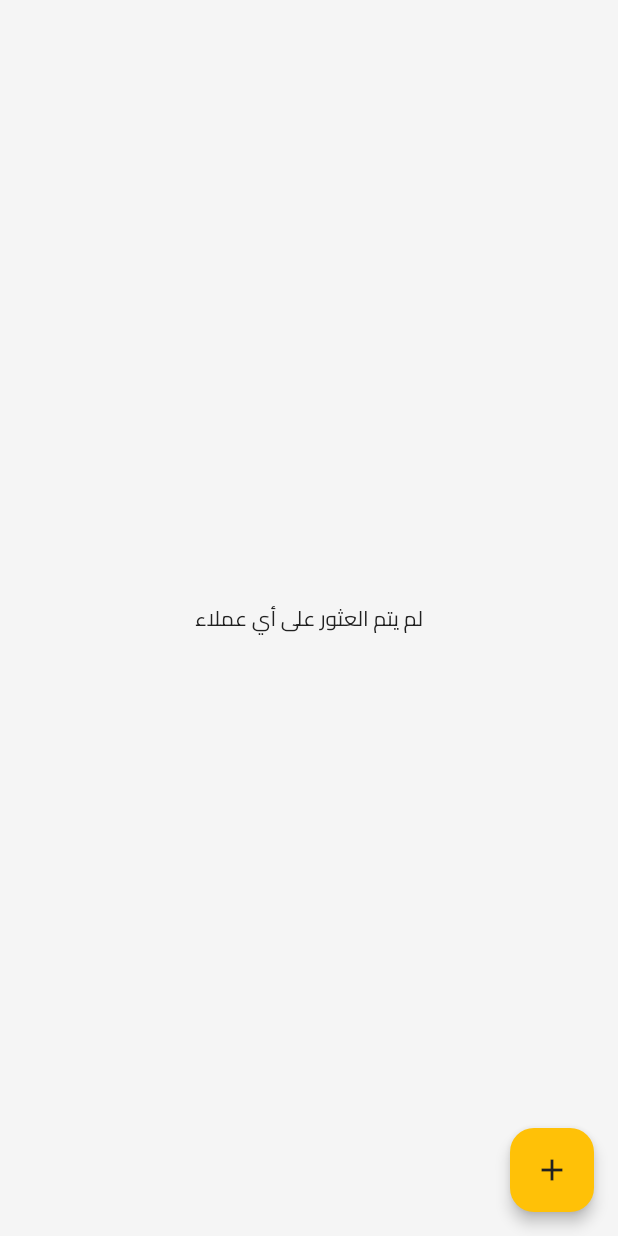
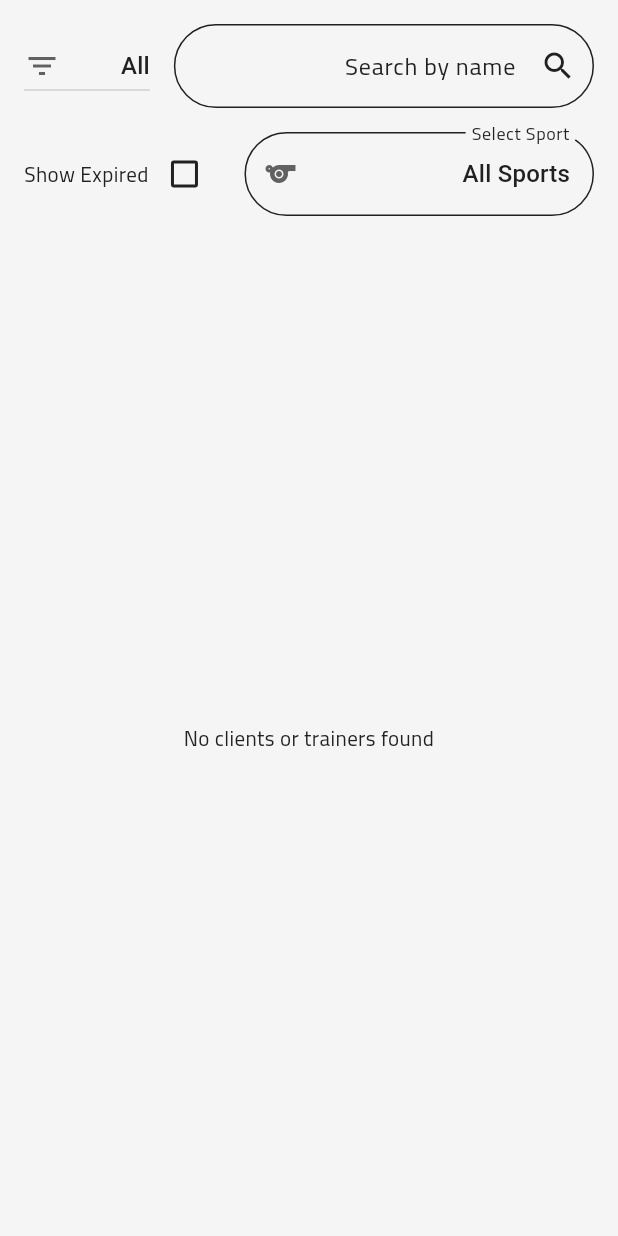
Before and after one commit to Rayen-nasser/gym_manager, a Flutter app: the ClientsScreen screen opened directly, on a phone screen of 412 x 824 dp. Run offline on Flutter 3.47's test engine with Material 3 defaults, Android fonts, the phone set to English and light mode, and no system bars; our stand-ins replace cloud_firestore, firebase_auth, firebase_core, google_fonts, shared_preferences; accounts and stored records are empty; statements that could not run were skipped.

Commit message:
filtration of members by full name or sport or type of subscription. can know expired shipping people

```diff
--- a/lib/main.dart
+++ b/lib/main.dart
@@ -1,6 +1,6 @@
 import 'package:flutter/material.dart';
 import 'package:firebase_core/firebase_core.dart';
-import 'package:gym_energy/screens/dashboard/home_screen.dart';
+import 'package:gym_energy/screens/home_screen.dart';
 import 'package:gym_energy/themes/gym_themes.dart';  // Updated import path
 import 'package:shared_preferences/shared_preferences.dart';
 
--- a/lib/screens/client/list_clients_screen.dart
+++ b/lib/screens/client/list_clients_screen.dart
@@ -2,76 +2,199 @@ import 'package:flutter/material.dart';
 import 'package:gym_energy/screens/client/add_edit_client_screen.dart';
 import 'package:gym_energy/model/client.dart' as client_model;
 import 'package:cloud_firestore/cloud_firestore.dart';
+import 'package:gym_energy/widgets/phone_cart_client_widget.dart';
+import '../../localization.dart';
+import '../../widgets/tablet_client_cart_widget.dart';
+import 'package:gym_energy/model/sport.dart';
 
-import '../../widgets/client_cart_widget.dart';
-
-class ClientsScreen extends StatelessWidget {
+class ClientsScreen extends StatefulWidget {
   const ClientsScreen({Key? key}) : super(key: key);
 
+  @override
+  _ClientsScreenState createState() => _ClientsScreenState();
+}
+
+class _ClientsScreenState extends State<ClientsScreen> {
+  String _selectedFilter = 'All';
+  String _searchQuery = '';
+  String? _selectedSport;
+  bool _showExpiredOnly = false;
+  List<Sport> _sports = [];
+
+  @override
+  void initState() {
+    super.initState();
+    _fetchSports();
+  }
+
+  Future<void> _fetchSports() async {
+    final sportSnapshot = await FirebaseFirestore.instance.collection('sports').get();
+    setState(() {
+      _sports = sportSnapshot.docs.map((doc) => Sport.fromMap(doc.data() as Map<String, dynamic>)).toList();
+    });
+  }
 
   @override
   Widget build(BuildContext context) {
+    final screenSize = MediaQuery.of(context).size;
+    final isTablet = screenSize.width > 600;
+    final isTabletVertical = isTablet && screenSize.height > screenSize.width;
+
     final screenWidth = MediaQuery.of(context).size.width;
-    final isTablet = screenWidth > 600;
+    final theme = Theme.of(context);
 
     return Scaffold(
-      body: Padding(
-        padding: const EdgeInsets.symmetric(horizontal: 6),
+      body: Column(
+        children: [
+          _buildFilterBar(),
+          Expanded(
             child: FutureBuilder<List<client_model.Client>>(
               future: _fetchClients(),
               builder: (context, snapshot) {
                 if (snapshot.connectionState == ConnectionState.waiting) {
-              // Fix the color of CircularProgressIndicator to use theme's onBackground color
-              return Center(
-                child: CircularProgressIndicator(
-                  color: Theme.of(context).colorScheme.onBackground,
-                ),
-              );
+                  return const Center(child: CircularProgressIndicator());
                 } else if (snapshot.hasError) {
-              return Center(
-                child: Text('خطأ: ${snapshot.error}',
-                    style: const TextStyle(fontFamily: 'Cairo')),
-              );
+                  return Center(child: Text('Error: ${snapshot.error}'));
                 } else if (!snapshot.hasData || snapshot.data!.isEmpty) {
-              return const Center(
-                child: Text("لم يتم العثور على أي عملاء",
-                    style: TextStyle(fontFamily: 'Cairo')),
-              );
+                  return const Center(child: Text("No clients or trainers found"));
                 }
 
-            final clients = snapshot.data!;
+                final clients = _filterClients(snapshot.data!);
 
-            return Container(
-              margin:  EdgeInsets.only(top: (isTablet ? 16 : 8), bottom:  (isTablet ? 16 : 8)), // Top and bottom margin
-              child: GridView.builder(
+                return GridView.builder(
+                  padding: const EdgeInsets.all(16),
                   gridDelegate: SliverGridDelegateWithFixedCrossAxisCount(
-                  crossAxisCount: isTablet ? 2 : 1,
-                  childAspectRatio: isTablet ? 1.2 : 1,
-                  crossAxisSpacing: isTablet ? 0 : 0, // Horizontal gap
-                  mainAxisSpacing: isTablet ? 10 : 0,  // Vertical gap
+                    crossAxisCount: isTablet ? (isTabletVertical ? 2 : 4) : 1,
+                    childAspectRatio: isTablet ? (isTabletVertical ? 1.6 : 1.3) : 4,
+                    crossAxisSpacing: 16,
+                    mainAxisSpacing: 16,
                   ),
                   itemCount: clients.length,
                   itemBuilder: (context, index) {
-                  return ClientCartWidget(
-                    client: clients[index],
-                  );
+                    return isTablet
+                        ? TabletClientCartWidget(client: clients[index])
+                        : PhoneCartClientWidget(client: clients[index]);
                   },
-              ),
                 );
               },
             ),
           ),
+        ],
+      ),
+    );
+  }
 
-      // FloatingActionButton positioned on the left
-      floatingActionButton:
-           FloatingActionButton(
-        onPressed: () => _navigateToAddClientScreen(context),
-        child: const Icon(Icons.add),
-        tooltip: 'إضافة عضو جديد',
+  Widget _buildFilterBar() {
+    return Container(
+      padding: const EdgeInsets.all(16),
+      child: Column(
+        children: [
+          Row(
+            children: [
+              Expanded(
+                child: TextField(
+                  onChanged: (value) => setState(() => _searchQuery = value),
+                  decoration: InputDecoration(
+                    hintText: 'Search by name',
+                    prefixIcon: const Icon(Icons.search),
+                    border: OutlineInputBorder(
+                      borderRadius: BorderRadius.circular(30),
                     ),
+                  ),
+                ),
+              ),
+              const SizedBox(width: 16),
+              _buildFilterDropdown(),
+            ],
+          ),
+          const SizedBox(height: 16),
+          Row(
+            children: [
+              Expanded(child: _buildSportDropdown()),
+              const SizedBox(width: 16),
+              _buildExpiredCheckbox(),
+            ],
+          ),
+        ],
+      ),
+    );
+  }
 
-      floatingActionButtonLocation: FloatingActionButtonLocation.startFloat, // Positioned on the left
+  Widget _buildFilterDropdown() {
+    return DropdownButton<String>(
+      value: _selectedFilter,
+      icon: const Icon(Icons.filter_list),
+      items: ['All', 'Clients', 'Trainers'].map((String value) {
+        return DropdownMenuItem<String>(
+          value: value,
+          child: Text(value),
         );
+      }).toList(),
+      onChanged: (String? newValue) {
+        setState(() => _selectedFilter = newValue!);
+      },
+    );
+  }
+
+  Widget _buildSportDropdown() {
+    return DropdownButtonFormField<String>(
+      value: _selectedSport,
+      decoration: InputDecoration(
+        labelText: 'Select Sport',
+        border: OutlineInputBorder(
+          borderRadius: BorderRadius.circular(30),
+        ),
+      ),
+      icon: const Icon(Icons.sports),
+      items: [
+        const DropdownMenuItem<String>(
+          value: null,
+          child: Text('All Sports'),
+        ),
+        ..._sports.map((Sport sport) {
+          return DropdownMenuItem<String>(
+            value: sport.name,
+            child: Text(sport.name),
+          );
+        }),
+      ],
+      onChanged: (String? newValue) {
+        setState(() => _selectedSport = newValue);
+      },
+    );
+  }
+
+  Widget _buildExpiredCheckbox() {
+    return Row(
+      children: [
+        Checkbox(
+          value: _showExpiredOnly,
+          onChanged: (bool? value) {
+            setState(() => _showExpiredOnly = value ?? false);
+          },
+        ),
+        const Text("Show Expired"),
+      ],
+    );
+  }
+
+  List<client_model.Client> _filterClients(List<client_model.Client> clients) {
+    return clients.where((client) {
+      final matchesFilter = _selectedFilter == 'All' ||
+          (_selectedFilter == 'Clients' && client.clientIds == null) ||
+          (_selectedFilter == 'Trainers' && client.clientIds != null);
+
+      final matchesSport = _selectedSport == null ||
+          client.sports.any((sport) => sport.name == _selectedSport);
+
+      final matchesSearch = _searchQuery.isEmpty ||
+          client.firstName.toLowerCase().contains(_searchQuery.toLowerCase()) ||
+          client.lastName.toLowerCase().contains(_searchQuery.toLowerCase());
+
+      final matchesExpiration = !_showExpiredOnly || !client.isActive;
+
+      return matchesFilter && matchesSport && matchesSearch && matchesExpiration;
+    }).toList();
   }
 
   Future<List<client_model.Client>> _fetchClients() async {
@@ -80,9 +203,7 @@ class ClientsScreen extends StatelessWidget {
 
     final allDocs = [...clientSnapshot.docs, ...trainerSnapshot.docs];
 
-    return allDocs.map((doc) {
-      return client_model.Client.fromMap(doc.data() as Map<String, dynamic>, doc.id);
-    }).toList();
+    return allDocs.map((doc) => client_model.Client.fromMap(doc.data() as Map<String, dynamic>, doc.id)).toList();
   }
 
   void _navigateToAddClientScreen(BuildContext context) {
```
Lines whose indentation alone changed are shown as unchanged.
